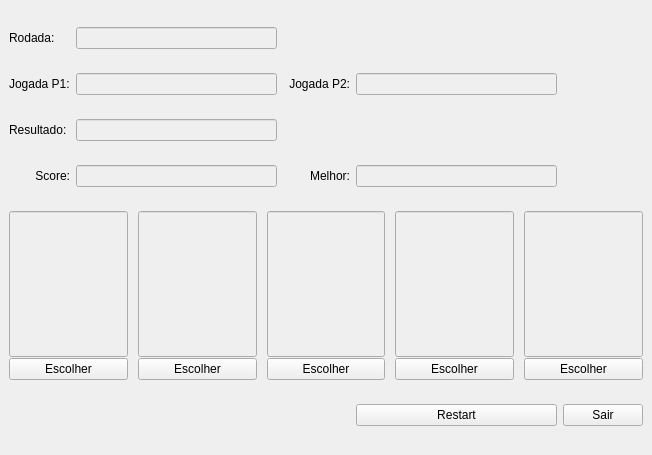
Before: the Qt Designer form design.ui in kmlino/carta-maior, drawn with Qt 5.
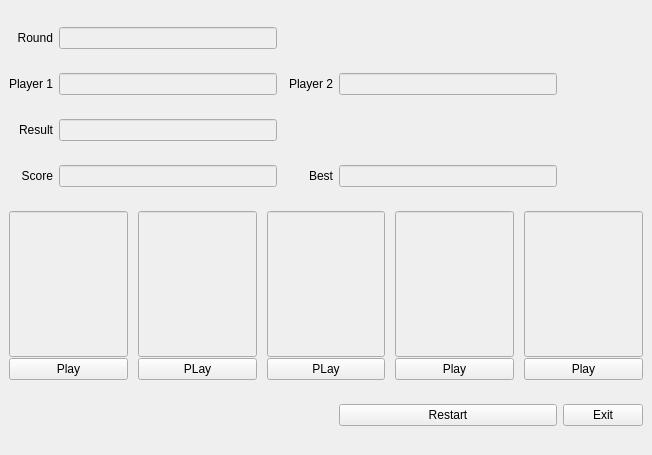
After: the same form once the commit is applied.

Patch:
```diff
--- a/design.ui
+++ b/design.ui
@@ -24,7 +24,10 @@
     <item row="1" column="0">
      <widget class="QLabel" name="label_2">
       <property name="text">
-       <string>Jogada P1:</string>
+       <string>Player 1</string>
+      </property>
+      <property name="alignment">
+       <set>Qt::AlignRight|Qt::AlignTrailing|Qt::AlignVCenter</set>
       </property>
      </widget>
     </item>
@@ -40,7 +43,7 @@
        <enum>QFrame::Plain</enum>
       </property>
       <property name="text">
-       <string>Score:</string>
+       <string>Score</string>
       </property>
       <property name="alignment">
        <set>Qt::AlignRight|Qt::AlignTrailing|Qt::AlignVCenter</set>
@@ -50,7 +53,10 @@
     <item row="2" column="0">
      <widget class="QLabel" name="label_3">
       <property name="text">
-       <string>Resultado:</string>
+       <string>Result</string>
+      </property>
+      <property name="alignment">
+       <set>Qt::AlignRight|Qt::AlignTrailing|Qt::AlignVCenter</set>
       </property>
      </widget>
     </item>
@@ -67,14 +73,23 @@
     <item row="6" column="5">
      <widget class="QPushButton" name="pushButton_2">
       <property name="text">
-       <string>Sair</string>
+       <string>Exit</string>
       </property>
      </widget>
     </item>
     <item row="0" column="0">
      <widget class="QLabel" name="label">
+      <property name="layoutDirection">
+       <enum>Qt::LeftToRight</enum>
+      </property>
+      <property name="styleSheet">
+       <string notr="true"/>
+      </property>
       <property name="text">
-       <string>Rodada:</string>
+       <string>Round</string>
+      </property>
+      <property name="alignment">
+       <set>Qt::AlignRight|Qt::AlignTrailing|Qt::AlignVCenter</set>
       </property>
      </widget>
     </item>
@@ -128,21 +143,24 @@
       <item row="1" column="0">
        <widget class="QPushButton" name="btn_card_1">
         <property name="text">
-         <string>Escolher</string>
+         <string>Play</string>
         </property>
        </widget>
       </item>
       <item row="1" column="1">
        <widget class="QPushButton" name="btn_card_2">
         <property name="text">
-         <string>Escolher</string>
+         <string>PLay</string>
         </property>
        </widget>
       </item>
       <item row="1" column="4">
        <widget class="QPushButton" name="btn_card_5">
         <property name="text">
-         <string>Escolher</string>
+         <string>Play</string>
+        </property>
+        <property name="checkable">
+         <bool>false</bool>
         </property>
        </widget>
       </item>
@@ -179,7 +197,7 @@
       <item row="1" column="3">
        <widget class="QPushButton" name="btn_card_4">
         <property name="text">
-         <string>Escolher</string>
+         <string>Play</string>
         </property>
        </widget>
       </item>
@@ -199,7 +217,7 @@
       <item row="1" column="2">
        <widget class="QPushButton" name="btn_card_3">
         <property name="text">
-         <string>Escolher</string>
+         <string>PLay</string>
         </property>
        </widget>
       </item>
@@ -228,7 +246,7 @@
     <item row="1" column="3">
      <widget class="QLabel" name="label_1">
       <property name="text">
-       <string>Jogada P2:</string>
+       <string>Player 2</string>
       </property>
       <property name="alignment">
        <set>Qt::AlignRight|Qt::AlignTrailing|Qt::AlignVCenter</set>
@@ -262,7 +280,7 @@
        <enum>Qt::LeftToRight</enum>
       </property>
       <property name="text">
-       <string>Melhor:</string>
+       <string>Best</string>
       </property>
       <property name="alignment">
        <set>Qt::AlignRight|Qt::AlignTrailing|Qt::AlignVCenter</set>
```
Left out of the diff: 2 changed lines with no effect on the pictures.
